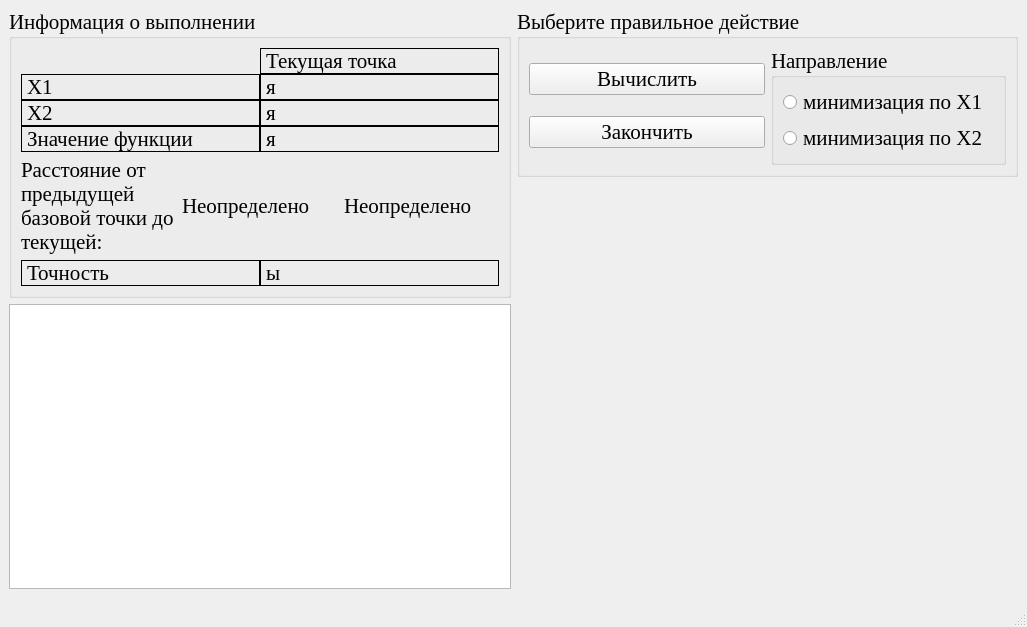
Above: optimizationmethods/ui/CWdescent_md.ui from Eliminationzx/optimizationmethods before the change. Below: the same form after it.
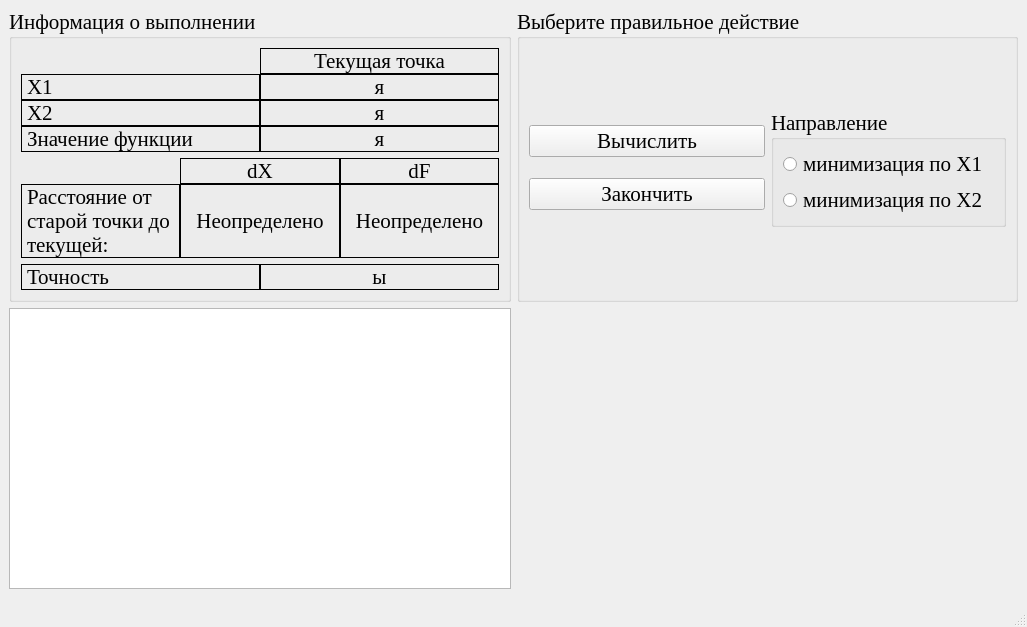
That is the form after the change. Icons and pictures are not drawn.

Commit message: доработал существующие формы.

What changed in the file:
```diff
--- a/optimizationmethods/ui/CWdescent_md.ui
+++ b/optimizationmethods/ui/CWdescent_md.ui
@@ -27,13 +27,13 @@
     <normaloff>:/icon/icon.bmp</normaloff>:/icon/icon.bmp</iconset>
   </property>
   <widget class="QWidget" name="centralwidget">
-   <layout class="QGridLayout" name="gridLayout_4" columnstretch="1,1">
-    <item row="0" column="0" rowspan="2">
+   <layout class="QGridLayout" name="gridLayout_5" columnstretch="1,1">
+    <item row="0" column="0">
      <widget class="QGroupBox" name="groupBox_2">
       <property name="title">
        <string>Информация о выполнении</string>
       </property>
-      <layout class="QGridLayout" name="gridLayout_3">
+      <layout class="QGridLayout" name="gridLayout_4">
        <item row="0" column="0">
         <layout class="QGridLayout" name="gridLayout_6">
          <property name="spacing">
@@ -47,6 +47,9 @@
            <property name="text">
             <string>Текущая точка</string>
            </property>
+           <property name="alignment">
+            <set>Qt::AlignCenter</set>
+           </property>
            <property name="textInteractionFlags">
             <set>Qt::LinksAccessibleByMouse|Qt::TextSelectableByMouse</set>
            </property>
@@ -73,6 +76,9 @@
            <property name="text">
             <string>я</string>
            </property>
+           <property name="alignment">
+            <set>Qt::AlignCenter</set>
+           </property>
            <property name="textInteractionFlags">
             <set>Qt::LinksAccessibleByMouse|Qt::TextSelectableByMouse</set>
            </property>
@@ -99,6 +105,9 @@
            <property name="text">
             <string>я</string>
            </property>
+           <property name="alignment">
+            <set>Qt::AlignCenter</set>
+           </property>
            <property name="textInteractionFlags">
             <set>Qt::LinksAccessibleByMouse|Qt::TextSelectableByMouse</set>
            </property>
@@ -125,6 +134,9 @@
            <property name="text">
             <string>я</string>
            </property>
+           <property name="alignment">
+            <set>Qt::AlignCenter</set>
+           </property>
            <property name="textInteractionFlags">
             <set>Qt::LinksAccessibleByMouse|Qt::TextSelectableByMouse</set>
            </property>
@@ -133,11 +145,43 @@
         </layout>
        </item>
        <item row="1" column="0">
-        <layout class="QHBoxLayout" name="horizontalLayout">
-         <item>
+        <layout class="QGridLayout" name="gridLayout_3">
+         <property name="spacing">
+          <number>0</number>
+         </property>
+         <item row="0" column="1">
+          <widget class="QLabel" name="label_2">
+           <property name="frameShape">
+            <enum>QFrame::Box</enum>
+           </property>
+           <property name="text">
+            <string>dX</string>
+           </property>
+           <property name="alignment">
+            <set>Qt::AlignCenter</set>
+           </property>
+          </widget>
+         </item>
+         <item row="0" column="2">
+          <widget class="QLabel" name="label_3">
+           <property name="frameShape">
+            <enum>QFrame::Box</enum>
+           </property>
+           <property name="text">
+            <string>dF</string>
+           </property>
+           <property name="alignment">
+            <set>Qt::AlignCenter</set>
+           </property>
+          </widget>
+         </item>
+         <item row="1" column="0">
           <widget class="QLabel" name="label_4">
+           <property name="frameShape">
+            <enum>QFrame::Box</enum>
+           </property>
            <property name="text">
-            <string>Расстояние от предыдущей базовой точки до текущей:</string>
+            <string>Расстояние от старой точки до текущей:</string>
            </property>
            <property name="wordWrap">
             <bool>true</bool>
@@ -147,21 +191,33 @@
            </property>
           </widget>
          </item>
-         <item>
+         <item row="1" column="1">
           <widget class="QLabel" name="dx_lb">
+           <property name="frameShape">
+            <enum>QFrame::Box</enum>
+           </property>
            <property name="text">
             <string>Неопределено</string>
            </property>
+           <property name="alignment">
+            <set>Qt::AlignCenter</set>
+           </property>
            <property name="textInteractionFlags">
             <set>Qt::LinksAccessibleByMouse|Qt::TextSelectableByMouse</set>
            </property>
           </widget>
          </item>
-         <item>
+         <item row="1" column="2">
           <widget class="QLabel" name="df_lb">
+           <property name="frameShape">
+            <enum>QFrame::Box</enum>
+           </property>
            <property name="text">
             <string>Неопределено</string>
            </property>
+           <property name="alignment">
+            <set>Qt::AlignCenter</set>
+           </property>
           </widget>
          </item>
         </layout>
@@ -192,6 +248,9 @@
            <property name="text">
             <string>ы</string>
            </property>
+           <property name="alignment">
+            <set>Qt::AlignCenter</set>
+           </property>
            <property name="textInteractionFlags">
             <set>Qt::LinksAccessibleByMouse|Qt::TextSelectableByMouse</set>
            </property>
@@ -279,7 +338,7 @@
       </layout>
      </widget>
     </item>
-    <item row="2" column="0">
+    <item row="1" column="0">
      <widget class="QTextBrowser" name="LogTxtBrsr">
       <property name="font">
        <font>
```
The commit also changes 6 other files.
